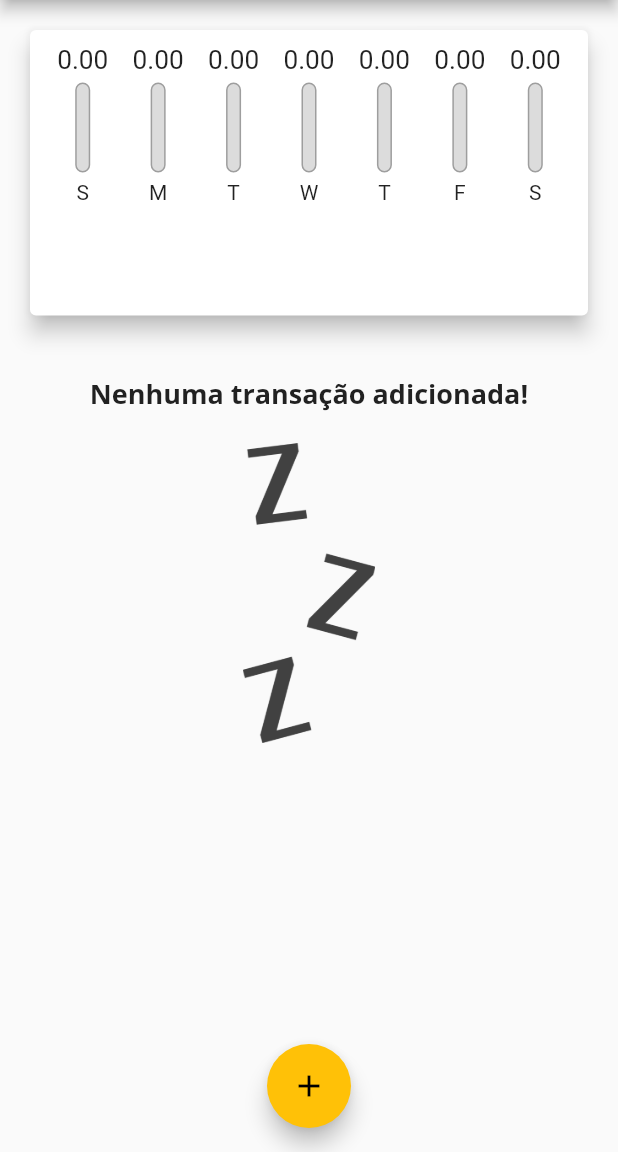
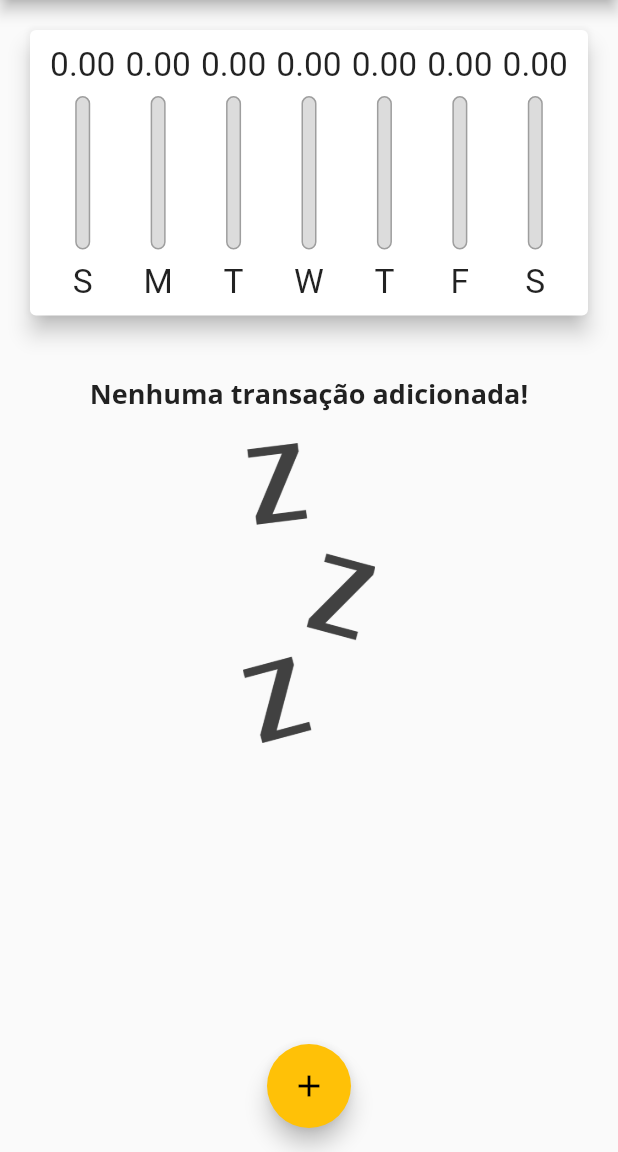
Before and after one commit to felixvicent/gestapp, a Flutter app: the screen it shows after launch, on a phone screen of 412 x 824 dp, the part 84-1236 px from its top. Run offline on Flutter 3.47's test engine with Material 2 defaults, Android fonts, the phone set to English and light mode, and no system bars.

Commit message:
Added LayoutBuilder

```diff
--- a/lib/components/chart_bar.dart
+++ b/lib/components/chart_bar.dart
@@ -1,4 +1,4 @@
-// ignore_for_file: use_key_in_widget_constructors, prefer_const_constructors, sized_box_for_whitespace
+// ignore_for_file: use_key_in_widget_constructors, prefer_const_constructors, sized_box_for_whitespace, avoid_unnecessary_containers
 
 import 'package:flutter/material.dart';
 
@@ -15,17 +15,18 @@ class ChartBar extends StatelessWidget {
 
   @override
   Widget build(BuildContext context) {
+    return LayoutBuilder(builder: (ctx, constraints) {
       return Column(
         children: [
           Container(
-          height: 20,
+            height: constraints.maxHeight * 0.15,
             child: FittedBox(
               child: Text(value.toStringAsFixed(2)),
             ),
           ),
-        SizedBox(height: 5),
+          SizedBox(height: constraints.maxHeight * 0.05),
           Container(
-          height: 60,
+            height: constraints.maxHeight * 0.6,
             width: 10,
             child: Stack(
               alignment: Alignment.bottomCenter,
@@ -52,9 +53,15 @@ class ChartBar extends StatelessWidget {
               ],
             ),
           ),
-        SizedBox(height: 5),
-        Text(label),
+          SizedBox(height: constraints.maxHeight * 0.05),
+          Container(
+            height: constraints.maxHeight * 0.15,
+            child: FittedBox(
+              child: Text(label),
+            ),
+          ),
         ],
       );
+    });
   }
 }
--- a/lib/main.dart
+++ b/lib/main.dart
@@ -117,11 +117,11 @@ class _HomePageState extends State<HomePage> {
           crossAxisAlignment: CrossAxisAlignment.stretch,
           children: [
             Container(
-              height: availableHeight * 0.3,
+              height: availableHeight * 0.30,
               child: Chart(_recentTransactions),
             ),
             Container(
-              height: availableHeight * 0.7,
+              height: availableHeight * 0.70,
               child: TransactionList(_transactions, _removeTransaction),
             ),
           ],
```
Lines whose indentation alone changed are shown as unchanged.
